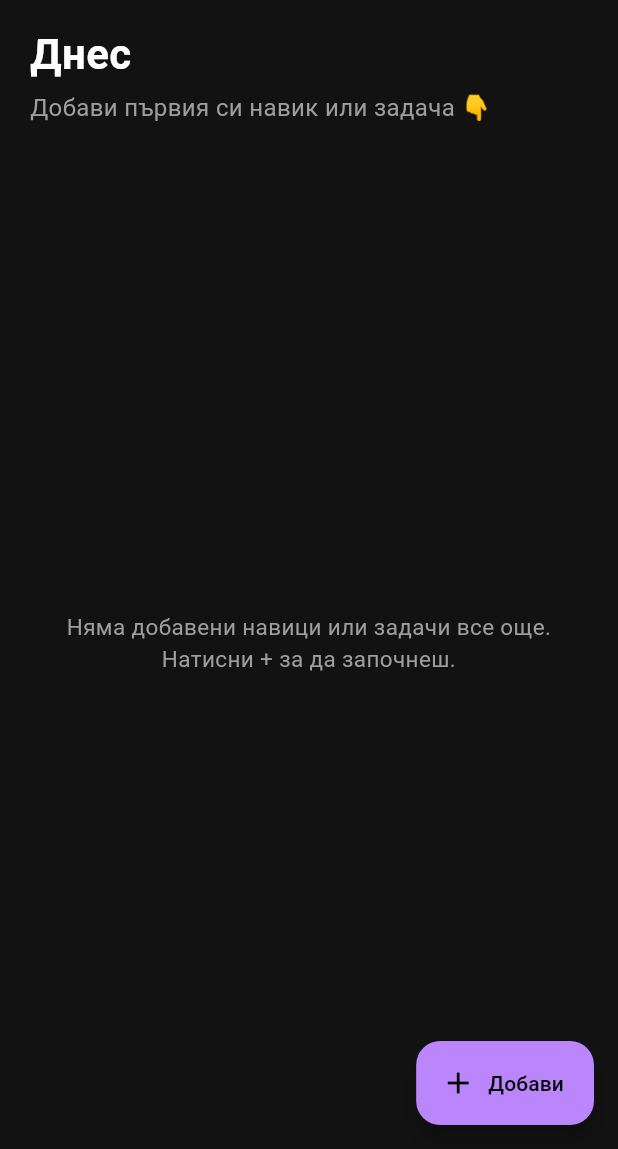
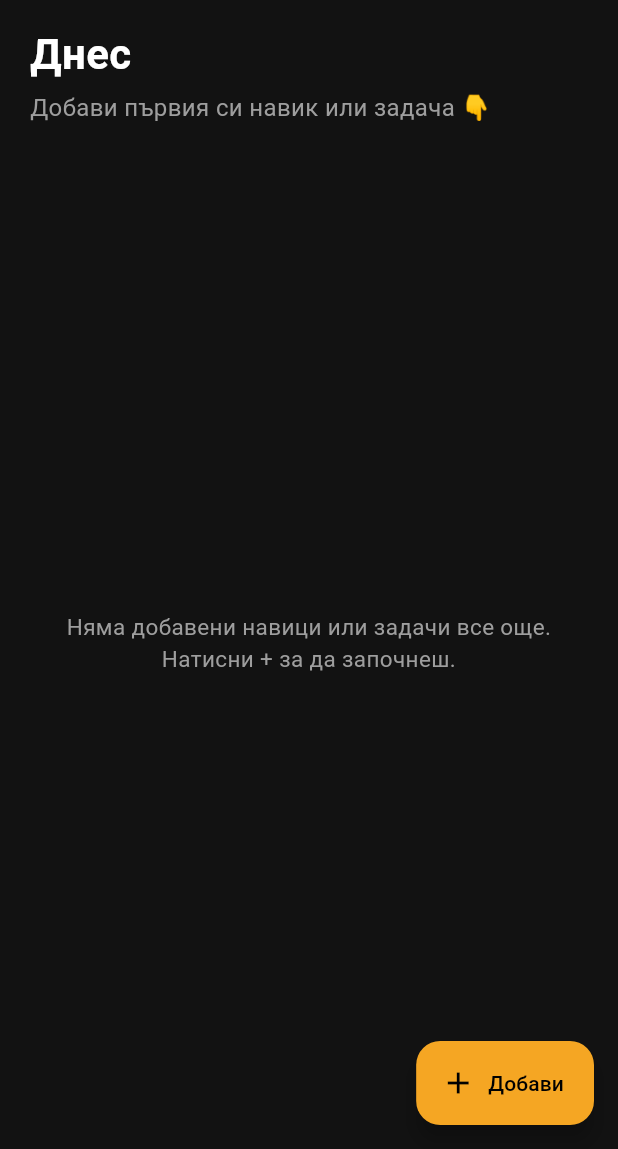
Before and after one commit to sako4018/Habit-tracker, a Flutter app: the HomeScreen screen opened directly, on a phone screen of 412 x 824 dp, the part 87-1236 px from its top. Run offline on Flutter 3.47's test engine with Material 3 defaults, Android fonts, the phone set to English and light mode, and no system bars; our stand-ins replace audioplayers, device_preview, flutter_local_notifications, image_picker, shared_preferences, timezone; accounts and stored records are empty.

Commit message:
feat(theme): кехлибарен акцент и четими сиви тонове
- палитрата започва с Кехлибар #F5A623; лилавото отпада, а запазен
  премахнат цвят пада обратно към първата опция и се записва, за да
  не остане палитрата в Настройки без избран цвят
- AppColors получава текстови нива (textPrimary/Secondary/Muted/Faint
  и inactive); старите Colors.grey.shade500/600 бяха под 3.6:1 върху
  фона и на телефон не се четяха
- heatmap стълбицата се тонира с акцента вместо фиксирано зелено,
  а днешният ден се огражда в бяло

Co-Authored-By: Claude Opus 5 <noreply@anthropic.com>
Claude-Session: https://claude.ai/code/session_015SRYzELRuD9imWKUaCyH9o

```diff
--- a/lib/theme/accent_color_controller.dart
+++ b/lib/theme/accent_color_controller.dart
@@ -24,10 +24,10 @@ class AccentColorController {
   static const String _key = 'accent_color_value';
 
   static const List<AccentOption> options = [
-    AccentOption(name: 'Лилаво', color: Color(0xFFBB86FC)),
+    AccentOption(name: 'Кехлибар', color: Color(0xFFF5A623)),
+    AccentOption(name: 'Жарава', color: Color(0xFFFF8A3D)),
     AccentOption(name: 'Синьо', color: Color(0xFF64B5F6)),
     AccentOption(name: 'Зелено', color: Color(0xFF81C784)),
-    AccentOption(name: 'Оранжево', color: Color(0xFFFFB74D)),
     AccentOption(name: 'Червено', color: Color(0xFFE57373)),
     AccentOption(name: 'Розово', color: Color(0xFFF06292)),
   ];
@@ -36,13 +36,31 @@ class AccentColorController {
       ValueNotifier<Color>(options.first.color);
 
   /// Зарежда запазения цвят от диска. Извиква се веднъж при старт.
+  ///
+  /// Ако запазеният цвят вече не е сред [options] (лилавото отпадна с
+  /// кехлибарения дизайн), връщаме се към първия и го записваме. Иначе
+  /// палитрата в Настройки не би показала нищо избрано.
   Future<void> load() async {
     final prefs = await SharedPreferences.getInstance();
     final storedValue = prefs.getInt(_key);
 
-    if (storedValue != null) {
-      notifier.value = Color(storedValue);
+    if (storedValue == null) {
+      return;
     }
+
+    final stored = Color(storedValue);
+
+    final isKnown = options.any(
+      (option) => option.color.toARGB32() == stored.toARGB32(),
+    );
+
+    if (isKnown) {
+      notifier.value = stored;
+      return;
+    }
+
+    notifier.value = options.first.color;
+    await prefs.setInt(_key, options.first.color.toARGB32());
   }
 
   /// Задава нов accent цвят и го запазва трайно.
--- a/lib/theme/app_colors.dart
+++ b/lib/theme/app_colors.dart
@@ -7,8 +7,45 @@ class AppColors {
 
   static const surface = Color(0xFF1E1E1E);
 
+  /// Ръб на карта — по-светъл от повърхността, за да се отделя.
+  static const border = Color(0xFF262626);
+
+  // ---------------------------------------------------------------------
+  // Текст
+  //
+  // Стойностите са избрани така, че всяко ниво да минава 4.5:1 върху
+  // [background]. Старите Colors.grey.shade500/600 падаха под 3.6:1 и
+  // на телефон практически не се четяха.
+  // ---------------------------------------------------------------------
+
+  /// Заглавия и основен текст.
+  static const textPrimary = Color(0xFFFFFFFF);
+
+  /// Подзаглавия и стойности до основния текст.
+  static const textSecondary = Color(0xFFB0B0B0);
+
+  /// Помощен текст: етикети, дати, брояч под името.
+  static const textMuted = Color(0xFF9A9A9A);
+
+  /// Най-тихото ниво, което още е текст за четене.
+  static const textFaint = Color(0xFF8F8F8F);
+
+  /// Неактивно състояние (бъдещ ден, празен чекбокс) — не е текст за
+  /// четене, затова умишлено стои под прага за контраст.
+  static const inactive = Color(0xFF5C5C5C);
+
   /// Вече НЕ е const — чете се динамично от AccentColorController,
   /// за да може потребителят да сменя акцентния цвят от Settings.
   static Color get accent =>
       AccentColorController.instance.notifier.value;
+
+  /// Стълбица за heatmap-а: от празен ден до пълен, тонирана с
+  /// акцентния цвят, за да върви със смяната му.
+  static List<Color> get heatmapLevels => [
+        const Color(0xFF242424),
+        accent.withValues(alpha: 0.24),
+        accent.withValues(alpha: 0.45),
+        accent.withValues(alpha: 0.70),
+        accent,
+      ];
 }
```
Also changed, not shown: lib/widgets/contribution_heatmap.dart (+7 -11 lines), lib/widgets/heatmap_legend.dart (+9 -14 lines), 1 other file.
